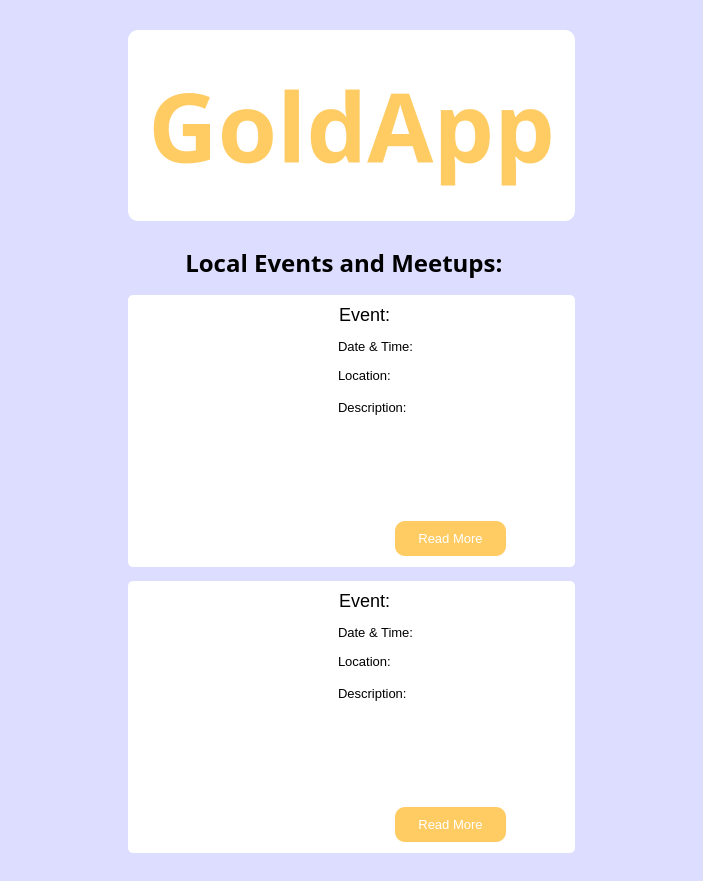
Above: src/examples/meetings_events_all.ui from Einavzil/GoldApp before the change. Below: the same form after it.
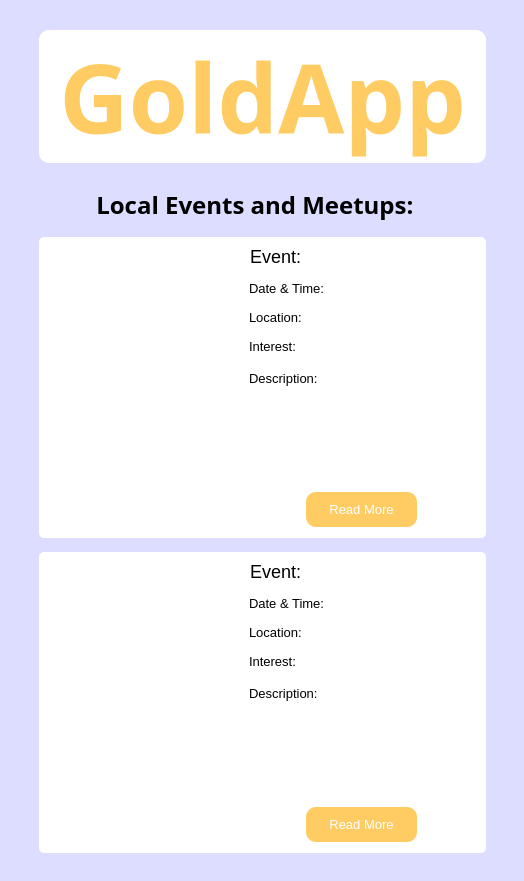
That is the form after the change. Icons and pictures are not drawn.

Commit message:
events all updated and image added
events single deleted

What changed in the file:
```diff
--- a/src/examples/meetings_events_all.ui
+++ b/src/examples/meetings_events_all.ui
@@ -6,7 +6,7 @@
    <rect>
     <x>0</x>
     <y>0</y>
-    <width>703</width>
+    <width>524</width>
     <height>881</height>
    </rect>
   </property>
@@ -97,7 +97,7 @@
                 <string/>
                </property>
                <property name="pixmap">
-                <pixmap>../../../../../Downloads/unsplash.jpg</pixmap>
+                <pixmap>../image/chess.jpg</pixmap>
                </property>
                <property name="scaledContents">
                 <bool>true</bool>
@@ -110,44 +110,54 @@
              <item>
               <layout class="QVBoxLayout" name="verticalLayout_5">
                <item>
-                <widget class="QLabel" name="label_5">
+                <widget class="QLabel" name="event_2">
                  <property name="styleSheet">
                   <string notr="true">font-size: 18px;</string>
                  </property>
                  <property name="text">
-                  <string>Event:</string>
+                  <string>Event&lt;span class=&quot;event&quot;&gt;:&lt;/span&gt;</string>
                  </property>
                 </widget>
                </item>
                <item>
-                <widget class="QLabel" name="label_8">
+                <widget class="QLabel" name="date_2">
                  <property name="styleSheet">
                   <string notr="true">font-size: 13px;</string>
                  </property>
                  <property name="text">
-                  <string>Date &amp; Time:</string>
+                  <string>Date &amp; Time&lt;span class=&quot;date&quot;&gt;:&lt;/span&gt;</string>
                  </property>
                 </widget>
                </item>
                <item>
-                <widget class="QLabel" name="label_7">
+                <widget class="QLabel" name="location_2">
                  <property name="styleSheet">
                   <string notr="true">font-size: 13px;</string>
                  </property>
                  <property name="text">
-                  <string>Location:</string>
+                  <string>Location&lt;span class=&quot;address&quot;&gt;:&lt;/span&gt;</string>
                  </property>
                 </widget>
                </item>
                <item>
-                <widget class="QLabel" name="label_6">
+                <widget class="QLabel" name="interest_2">
+                 <property name="styleSheet">
+                  <string notr="true">font-size: 13px;</string>
+                 </property>
+                 <property name="text">
+                  <string>Interest&lt;span class=&quot;interest&quot;&gt;:&lt;/span&gt;</string>
+                 </property>
+                </widget>
+               </item>
+               <item>
+                <widget class="QLabel" name="description_2">
                  <property name="styleSheet">
                   <string notr="true">font-size: 13px;
 min-height: 100px;
 max-width: 300px;</string>
                  </property>
                  <property name="text">
-                  <string>Description:</string>
+                  <string>Description&lt;span class=&quot;desc&quot;&gt;:&lt;/span&gt;</string>
                  </property>
                  <property name="alignment">
                   <set>Qt::AlignLeading|Qt::AlignLeft|Qt::AlignTop</set>
@@ -155,7 +165,7 @@
                 </widget>
                </item>
                <item>
-                <widget class="QPushButton" name="read_more">
+                <widget class="QPushButton" name="read_more_2">
                  <property name="styleSheet">
                   <string notr="true">QPushButton{
 background-color:  rgb(255, 203, 99);
@@ -226,7 +236,7 @@
                 <string/>
                </property>
                <property name="pixmap">
-                <pixmap>../../../../../Downloads/unsplash.jpg</pixmap>
+                <pixmap>../image/chess.jpg</pixmap>
                </property>
                <property name="scaledContents">
                 <bool>true</bool>
@@ -237,46 +247,56 @@
               </widget>
              </item>
              <item>
-              <layout class="QVBoxLayout" name="verticalLayout_4" stretch="0,0,0,0,0">
+              <layout class="QVBoxLayout" name="verticalLayout_4" stretch="0,0,0,0,0,0">
                <item>
-                <widget class="QLabel" name="label">
+                <widget class="QLabel" name="event">
                  <property name="styleSheet">
                   <string notr="true">font-size: 18px;</string>
                  </property>
                  <property name="text">
-                  <string>Event:</string>
+                  <string>Event&lt;span class=&quot;event&quot;&gt;:&lt;/span&gt;</string>
                  </property>
                 </widget>
                </item>
                <item>
-                <widget class="QLabel" name="label_2">
+                <widget class="QLabel" name="date">
                  <property name="styleSheet">
                   <string notr="true">font-size: 13px;</string>
                  </property>
                  <property name="text">
-                  <string>Date &amp; Time:</string>
+                  <string>Date &amp; Time&lt;span class=&quot;date&quot;&gt;:&lt;/span&gt;</string>
                  </property>
                 </widget>
                </item>
                <item>
-                <widget class="QLabel" name="label_3">
+                <widget class="QLabel" name="location">
                  <property name="styleSheet">
                   <string notr="true">font-size: 13px;</string>
                  </property>
                  <property name="text">
-                  <string>Location:</string>
+                  <string>Location&lt;span class=&quot;address&quot;&gt;:&lt;/span&gt;</string>
                  </property>
                 </widget>
                </item>
                <item>
-                <widget class="QLabel" name="label_4">
+                <widget class="QLabel" name="interest">
+                 <property name="styleSheet">
+                  <string notr="true">font-size: 13px;</string>
+                 </property>
+                 <property name="text">
+                  <string>Interest&lt;span class=&quot;interest&quot;&gt;:&lt;/span&gt;</string>
+                 </property>
+                </widget>
+               </item>
+               <item>
+                <widget class="QLabel" name="description">
                  <property name="styleSheet">
                   <string notr="true">font-size: 13px;
 min-height: 100px;
 max-width: 300px;</string>
                  </property>
                  <property name="text">
-                  <string>Description:</string>
+                  <string>Description&lt;span class=&quot;desc&quot;&gt;:&lt;/span&gt;</string>
                  </property>
                  <property name="alignment">
                   <set>Qt::AlignLeading|Qt::AlignLeft|Qt::AlignTop</set>
@@ -284,7 +304,7 @@
                 </widget>
                </item>
                <item>
-                <widget class="QPushButton" name="pushButton">
+                <widget class="QPushButton" name="read_more">
                  <property name="styleSheet">
                   <string notr="true">QPushButton{
 background-color:  rgb(255, 203, 99);
@@ -332,7 +352,7 @@
               <number>9</number>
              </property>
              <item>
-              <widget class="QLabel" name="events_loc_label">
+              <widget class="QLabel" name="events_location">
                <property name="minimumSize">
                 <size>
                  <width>404</width>
@@ -351,7 +371,7 @@
                 <string notr="true"/>
                </property>
                <property name="text">
-                <string>&lt;html&gt;&lt;head/&gt;&lt;body&gt;&lt;p align=&quot;center&quot;&gt;Local Events and Meetups&lt;span id=&quot;location&quot;&gt;:&lt;/span&gt;&lt;/p&gt;&lt;/body&gt;&lt;/html&gt; </string>
+                <string>&lt;html&gt;&lt;head/&gt;&lt;body&gt;&lt;p align=&quot;center&quot;&gt;Local Events and Meetups&lt;span id=&quot;events_location&quot; class=&quot;events_location&quot;&gt;:&lt;/span&gt;&lt;/p&gt;&lt;/body&gt;&lt;/html&gt; </string>
                </property>
                <property name="scaledContents">
                 <bool>false</bool>
@@ -378,8 +398,8 @@
      </property>
      <property name="sizeHint" stdset="0">
       <size>
-       <width>20</width>
-       <height>20</height>
+       <width>10</width>
+       <height>10</height>
       </size>
      </property>
     </spacer>
@@ -391,8 +411,8 @@
      </property>
      <property name="sizeHint" stdset="0">
       <size>
-       <width>20</width>
-       <height>20</height>
+       <width>10</width>
+       <height>10</height>
       </size>
      </property>
     </spacer>
```
The commit also changes 4 other files.
